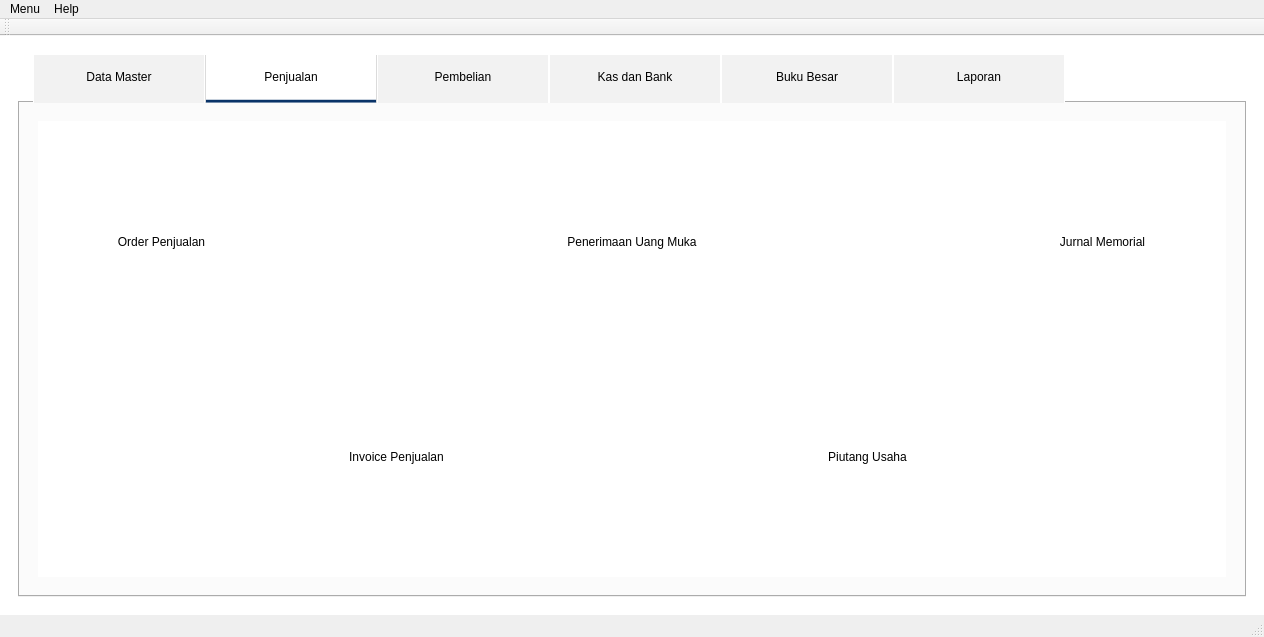
fnugrahendi/petuk.corp, file source/GUI.ui: the form before one commit.
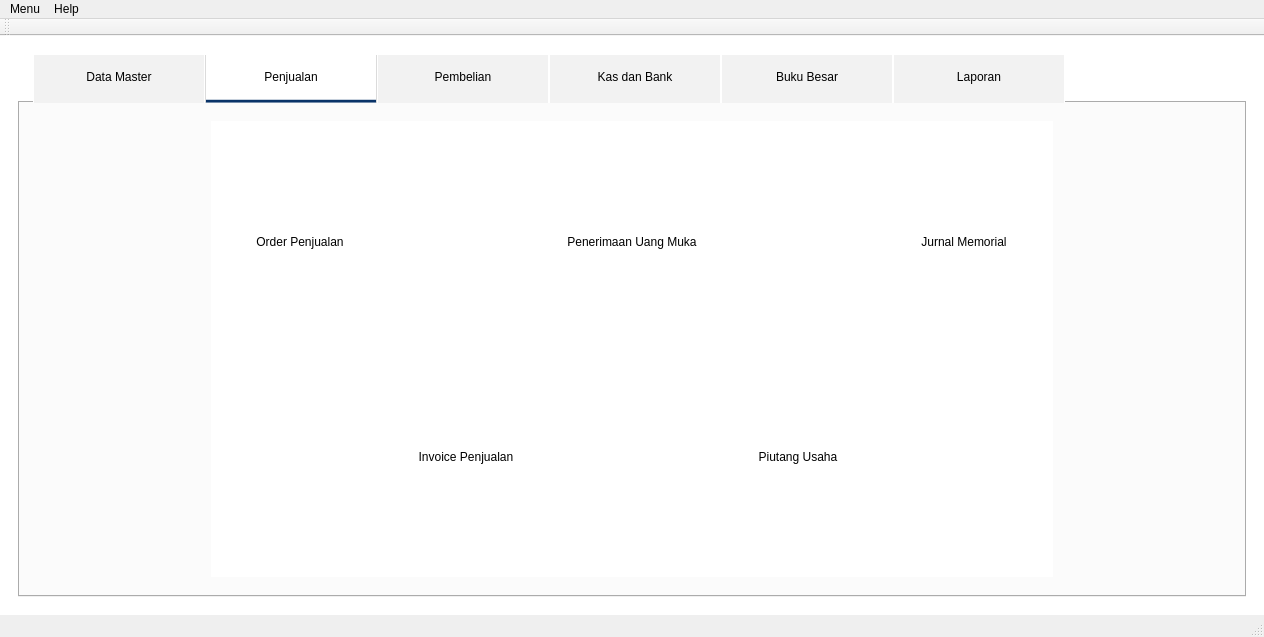
The form after the commit. Icons and pictures are not drawn.

Commit message: spacer expand

Patch:
```diff
--- a/source/GUI.ui
+++ b/source/GUI.ui
@@ -4209,7 +4209,7 @@
 }</string>
               </property>
               <layout class="QGridLayout" name="igr_Penjualan_Menu_Luar">
-               <item row="3" column="0">
+               <item row="2" column="1">
                 <widget class="QFrame" name="fr_Penjualan_Menu">
                  <property name="accessibleName">
                   <string>fr_Penjualan_Menu</string>
@@ -4229,35 +4229,35 @@
                   <enum>QFrame::Raised</enum>
                  </property>
                  <layout class="QGridLayout" name="igr_Penjualan_Menu_Dalam">
-                  <item row="0" column="0">
+                  <item row="0" column="1">
                    <widget class="QPushButton" name="tb_Penjualan_OrderPenjualan">
                     <property name="text">
                      <string>Order Penjualan</string>
                     </property>
                    </widget>
                   </item>
-                  <item row="1" column="1">
+                  <item row="1" column="2">
                    <widget class="QPushButton" name="tb_Penjualan_Invoice">
                     <property name="text">
                      <string>Invoice Penjualan</string>
                     </property>
                    </widget>
                   </item>
-                  <item row="0" column="2">
+                  <item row="0" column="3">
                    <widget class="QPushButton" name="tb_Penjualan_UangMuka">
                     <property name="text">
                      <string>Penerimaan Uang Muka</string>
                     </property>
                    </widget>
                   </item>
-                  <item row="0" column="4">
+                  <item row="0" column="5">
                    <widget class="QPushButton" name="tb_Penjualan_JurnalMemorial">
                     <property name="text">
                      <string>Jurnal Memorial</string>
                     </property>
                    </widget>
                   </item>
-                  <item row="1" column="3">
+                  <item row="1" column="4">
                    <widget class="QPushButton" name="tb_Penjualan_Piutang">
                     <property name="text">
                      <string>Piutang Usaha</string>
@@ -4267,6 +4267,32 @@
                  </layout>
                 </widget>
                </item>
+               <item row="2" column="0">
+                <spacer name="horizontalSpacer_4">
+                 <property name="orientation">
+                  <enum>Qt::Horizontal</enum>
+                 </property>
+                 <property name="sizeHint" stdset="0">
+                  <size>
+                   <width>40</width>
+                   <height>20</height>
+                  </size>
+                 </property>
+                </spacer>
+               </item>
+               <item row="2" column="2">
+                <spacer name="horizontalSpacer_5">
+                 <property name="orientation">
+                  <enum>Qt::Horizontal</enum>
+                 </property>
+                 <property name="sizeHint" stdset="0">
+                  <size>
+                   <width>40</width>
+                   <height>20</height>
+                  </size>
+                 </property>
+                </spacer>
+               </item>
               </layout>
              </widget>
              <widget class="QWidget" name="st_Penjualan_DaftarInvoice">
```
The commit also changes 1 other file.
